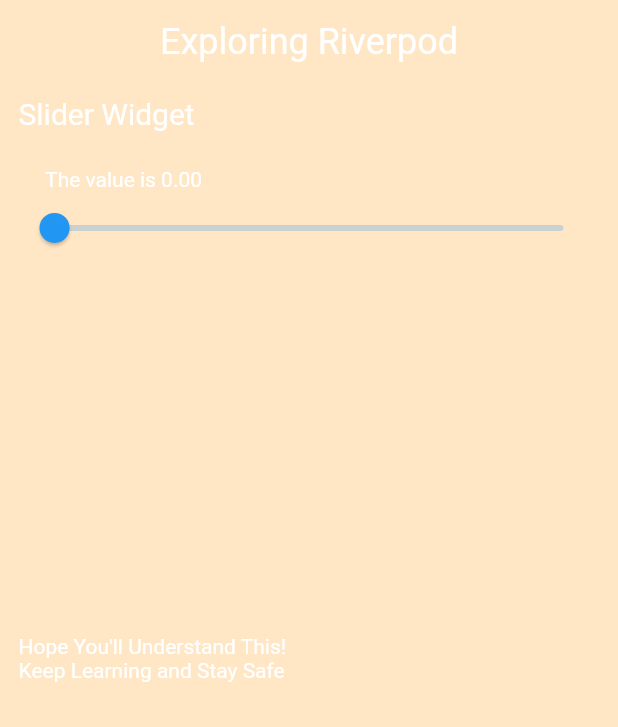
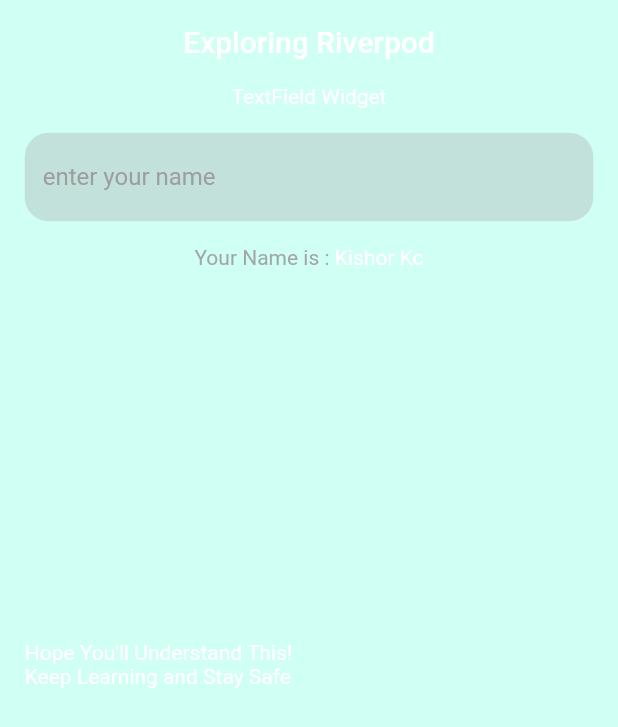
Before and after one commit to devkishor8007/Exploring-Riverpod, a Flutter app: the screen it shows after launch, on a phone screen of 412 x 824 dp. Shown: the top 727 px of the screen. Run offline on Flutter 3.47's test engine with Material 2 defaults, Android fonts, the phone set to English and light mode, and no system bars; our stand-ins replace flutter_riverpod.

Commit message:
starter riverpod day-5

```diff
--- a/lib/main.dart
+++ b/lib/main.dart
@@ -1,4 +1,4 @@
-import 'package:exploring_riverpod/page/sliderPage.dart';
+import 'package:exploring_riverpod/page/showName_page.dart';
 import 'package:flutter/material.dart';
 import 'package:flutter_riverpod/flutter_riverpod.dart';
 
@@ -10,12 +10,12 @@ class Day4 extends StatelessWidget {
   @override
   Widget build(BuildContext context) {
     return MaterialApp(
-      title: "Day 4",
+      title: "Day 5",
       theme: ThemeData(
-        canvasColor: Colors.orangeAccent.withOpacity(0.3),
+        canvasColor: Colors.tealAccent.withOpacity(0.3),
       ),
       debugShowCheckedModeBanner: false,
-      home: SliderHomePage(),
+      home: ShowNamePage(),
     );
   }
 }
--- /dev/null
+++ b/lib/page/showName_page.dart
@@ -0,0 +1,103 @@
+import 'package:exploring_riverpod/showName_Riverpod.dart';
+import 'package:flutter/material.dart';
+import 'package:flutter_riverpod/flutter_riverpod.dart';
+
+final textFieldChangeNotifier =
+    ChangeNotifierProvider<TextFormWidget>((ref) => TextFormWidget());
+
+// ignore: must_be_immutable
+class ShowNamePage extends ConsumerWidget {
+  TextEditingController _name = TextEditingController();
+
+  @override
+  Widget build(BuildContext context, ScopedReader watch) {
+    final size = MediaQuery.of(context).size;
+    final textImplementRiverpod = watch(textFieldChangeNotifier);
+    return Scaffold(
+      appBar: AppBar(
+        centerTitle: true,
+        elevation: 0,
+        backgroundColor: Colors.transparent,
+        title: Text(
+          context.read(appNameRiverpod),
+        ),
+      ),
+      body: Padding(
+        padding: EdgeInsets.symmetric(
+          horizontal: size.width * 0.04,
+        ),
+        child: Column(
+          crossAxisAlignment: CrossAxisAlignment.start,
+          children: [
+            Center(
+              child: Text(
+                context.read(widgetNameRiverpod),
+                style: TextStyle(
+                  color: Colors.white,
+                ),
+              ),
+            ),
+            SizedBox(
+              height: size.height * 0.02,
+            ),
+            TextField(
+              controller: _name,
+              style: TextStyle(
+                color: Colors.white,
+              ),
+              onSubmitted: (String val) {
+                context.read(textFieldChangeNotifier).onChangedVlue(val);
+                _name.clear();
+              },
+              decoration: InputDecoration(
+                hintText: "enter your name",
+                hintStyle: TextStyle(
+                  color: Colors.grey,
+                ),
+                enabledBorder: OutlineInputBorder(
+                  borderRadius: BorderRadius.circular(16),
+                  borderSide: BorderSide.none,
+                ),
+                focusedBorder: OutlineInputBorder(
+                  borderRadius: BorderRadius.circular(16),
+                  borderSide: BorderSide.none,
+                ),
+                fillColor: Colors.grey.withOpacity(0.3),
+                filled: true,
+              ),
+            ),
+            SizedBox(
+              height: size.height * 0.02,
+            ),
+            Row(
+              mainAxisAlignment: MainAxisAlignment.center,
+              children: [
+                Text(
+                  "Your Name is : ",
+                  style: TextStyle(
+                    color: Colors.grey.withOpacity(0.9),
+                  ),
+                ),
+                Text(
+                  textImplementRiverpod.text,
+                  style: TextStyle(
+                    color: Colors.white,
+                  ),
+                ),
+              ],
+            ),
+            SizedBox(
+              height: size.height * 0.3,
+            ),
+            Text(
+              context.read(hopeRiverpod),
+              style: TextStyle(
+                color: Colors.white,
+              ),
+            ),
+          ],
+        ),
+      ),
+    );
+  }
+}
--- a/lib/page/sliderPage.dart
+++ /dev/null
@@ -1,89 +0,0 @@
-import 'package:exploring_riverpod/slider_riverpod.dart';
-import 'package:flutter/material.dart';
-import 'package:flutter_riverpod/flutter_riverpod.dart';
-
-final sliderRiverpod =
-    ChangeNotifierProvider<SliderWidget>((ref) => SliderWidget());
-
-class SliderHomePage extends ConsumerWidget {
-  @override
-  Widget build(BuildContext context, ScopedReader watch) {
-    final mq = MediaQuery.of(context).size;
-    var sliderImplement = watch(sliderRiverpod);
-    return SafeArea(
-      child: Scaffold(
-        appBar: appBar(context),
-        body: SingleChildScrollView(
-          child: Padding(
-            padding: EdgeInsets.symmetric(
-              vertical: mq.height * 0.01,
-              horizontal: mq.width * 0.03,
-            ),
-            child: Column(
-              crossAxisAlignment: CrossAxisAlignment.start,
-              children: [
-                makeTextHelp(
-                  context,
-                  context.read(whatWidgetRivepod),
-                  size: Theme.of(context).textTheme.headline6.fontSize,
-                ),
-                Padding(
-                  padding: EdgeInsets.only(
-                    left: mq.width * 0.043,
-                    top: mq.height * 0.03,
-                  ),
-                  child: makeTextHelp(
-                    context,
-                    "The value is " + sliderImplement.value.toStringAsFixed(2),
-                  ),
-                ),
-                sliderShow(sliderImplement, context),
-                SizedBox(
-                  height: mq.height * 0.3,
-                ),
-                makeTextHelp(
-                  context,
-                  context.read(hopeRiverpod),
-                ),
-              ],
-            ),
-          ),
-        ),
-      ),
-    );
-  }
-
-  Widget sliderShow(SliderWidget sliderImplement, BuildContext context) {
-    return Slider(
-      min: 0,
-      max: 10,
-      value: sliderImplement.value,
-      onChanged: (v) {
-        context.read(sliderRiverpod).onchanged(v);
-      },
-    );
-  }
-
-  Widget makeTextHelp(BuildContext context, String text1, {double size}) {
-    return Text(
-      text1,
-      style: TextStyle(
-        color: Colors.white,
-        fontSize: size ?? Theme.of(context).textTheme.bodyText1.fontSize,
-      ),
-    );
-  }
-
-  Widget appBar(BuildContext context) {
-    return AppBar(
-      backgroundColor: Colors.transparent,
-      elevation: 0,
-      centerTitle: true,
-      title: Text(
-        context.read(appNameRiverpod),
-        style:
-            Theme.of(context).textTheme.headline5.copyWith(color: Colors.white),
-      ),
-    );
-  }
-}
--- a/lib/slider_riverpod.dart
+++ b/lib/showName_Riverpod.dart
@@ -1,17 +1,18 @@
-import 'package:flutter/material.dart';
+import 'package:flutter/cupertino.dart';
 import 'package:flutter_riverpod/flutter_riverpod.dart';
 
 final appNameRiverpod = Provider<String>((ref) => "Exploring Riverpod");
-final whatWidgetRivepod = Provider<String>((ref) => "Slider Widget");
+final widgetNameRiverpod = Provider<String>((ref) => "TextField Widget");
 final hopeRiverpod = Provider<String>(
     (ref) => "Hope You'll Understand This! \nKeep Learning and Stay Safe");
 
-class SliderWidget extends ChangeNotifier {
-  double _value = 0.0;
-  double get value => _value;
+class TextFormWidget extends ChangeNotifier {
+  String _text = "Kishor Kc";
 
-  onchanged(val) {
-    _value = val;
+  String get text => _text;
+
+  onChangedVlue(String val) {
+    _text = val;
     notifyListeners();
   }
 }
```
